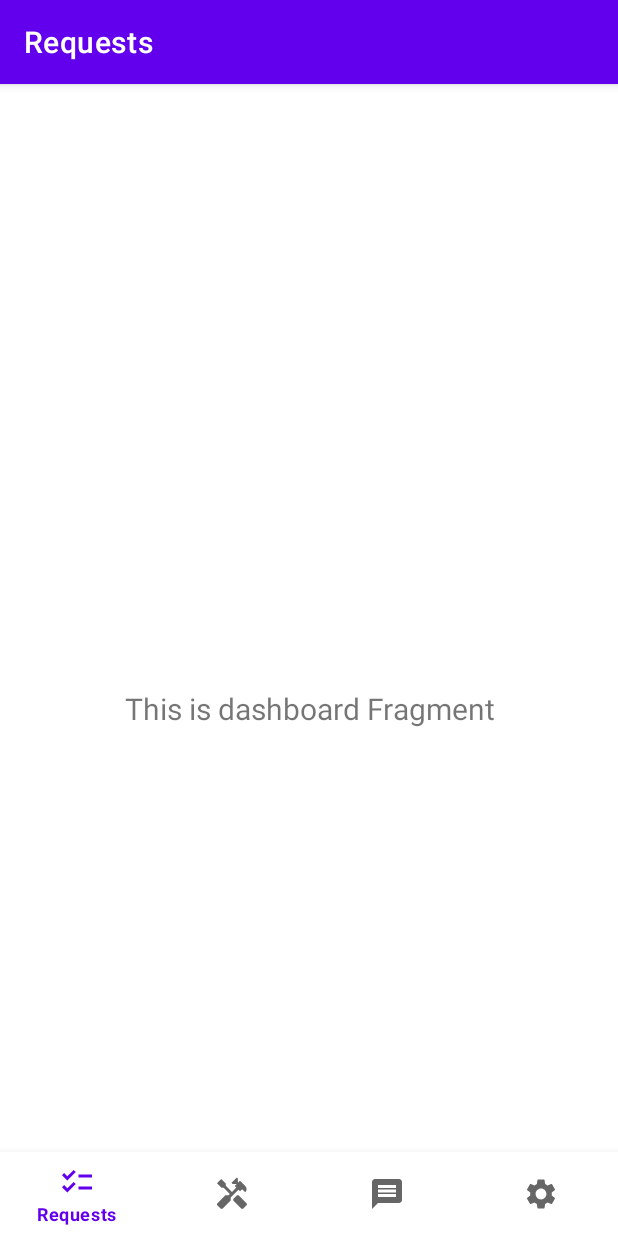
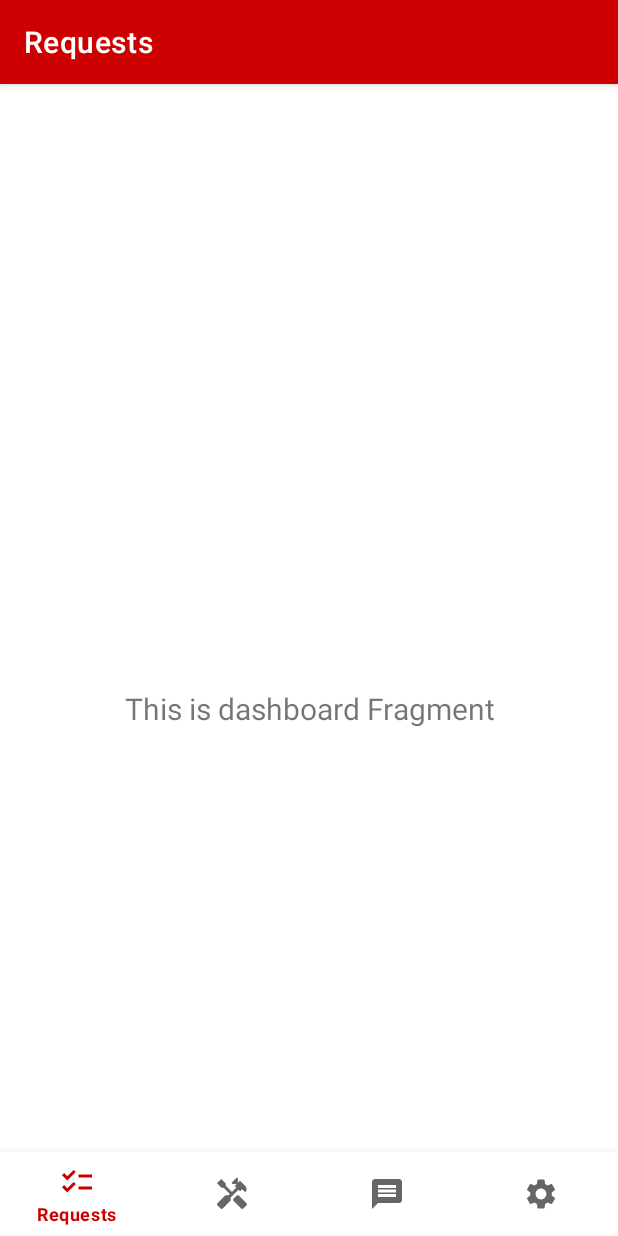
Before and after one commit to yjshin229/CS501ProjectApp, an Android app: the screen it shows after launch (MainActivity), on a phone screen of 412 x 824 dp. Run offline under Robolectric (Android 15) with nearby library versions, the phone set to English and light mode, and no system bars; our stand-ins replace navigation-ui.

Commit message:
set colors and themes

```diff
--- a/app/src/main/res/values-night/themes.xml
+++ b/app/src/main/res/values-night/themes.xml
@@ -2,13 +2,13 @@
     <!-- Base application theme. -->
     <style name="Theme.TaskTerriers" parent="Theme.MaterialComponents.DayNight.DarkActionBar">
         <!-- Primary brand color. -->
-        <item name="colorPrimary">@color/purple_200</item>
-        <item name="colorPrimaryVariant">@color/purple_700</item>
-        <item name="colorOnPrimary">@color/black</item>
+        <item name="colorPrimary">@color/bu_black</item>
+        <item name="colorPrimaryVariant">@color/neutral_20</item>
+        <item name="colorOnPrimary">@color/neutral_0</item>
         <!-- Secondary brand color. -->
-        <item name="colorSecondary">@color/teal_200</item>
-        <item name="colorSecondaryVariant">@color/teal_200</item>
-        <item name="colorOnSecondary">@color/black</item>
+        <item name="colorSecondary">@color/bu_red</item>
+        <item name="colorSecondaryVariant">@color/bu_red_variant</item>
+        <item name="colorOnSecondary">@color/neutral_100</item>
         <!-- Status bar color. -->
         <item name="android:statusBarColor">?attr/colorPrimaryVariant</item>
         <!-- Customize your theme here. -->
--- a/app/src/main/res/values/colors.xml
+++ b/app/src/main/res/values/colors.xml
@@ -1,10 +1,20 @@
 <?xml version="1.0" encoding="utf-8"?>
 <resources>
-    <color name="purple_200">#FFBB86FC</color>
-    <color name="purple_500">#FF6200EE</color>
-    <color name="purple_700">#FF3700B3</color>
-    <color name="teal_200">#FF03DAC5</color>
-    <color name="teal_700">#FF018786</color>
-    <color name="black">#FF000000</color>
-    <color name="white">#FFFFFFFF</color>
+    <color name="bu_red">#CC0000</color>
+    <color name="bu_red_variant">#850000</color>
+    <color name="bu_black">#2D2926</color>
+    <color name="neutral_0">#000000</color>
+    <color name="neutral_10">#232427</color>
+    <color name="neutral_20">#47494e</color>
+    <color name="neutral_30">#6a6d75</color>
+    <color name="neutral_40">#8d919c</color>
+    <color name="neutral_50">#b1b5c2</color>
+    <color name="neutral_60">#c0c4cf</color>
+    <color name="neutral_70">#d0d3db</color>F
+    <color name="neutral_80">#e0e2e7</color>
+    <color name="neutral_90">#eff0f3</color>
+    <color name="neutral_100">#ffffff</color>
+    <color name="alert_minor">#ffb800</color>
+    <color name="alert_critical">#ff0000</color>
+    <color name="alert_normal">#04eb04</color>
 </resources>
--- a/app/src/main/res/values/themes.xml
+++ b/app/src/main/res/values/themes.xml
@@ -2,13 +2,13 @@
     <!-- Base application theme. -->
     <style name="Theme.TaskTerriers" parent="Theme.MaterialComponents.DayNight.DarkActionBar">
         <!-- Primary brand color. -->
-        <item name="colorPrimary">@color/purple_500</item>
-        <item name="colorPrimaryVariant">@color/purple_700</item>
-        <item name="colorOnPrimary">@color/white</item>
+        <item name="colorPrimary">@color/bu_red</item>
+        <item name="colorPrimaryVariant">@color/bu_red_variant</item>
+        <item name="colorOnPrimary">@color/neutral_100</item>
         <!-- Secondary brand color. -->
-        <item name="colorSecondary">@color/teal_200</item>
-        <item name="colorSecondaryVariant">@color/teal_700</item>
-        <item name="colorOnSecondary">@color/black</item>
+        <item name="colorSecondary">@color/bu_black</item>
+        <item name="colorSecondaryVariant">@color/neutral_20</item>
+        <item name="colorOnSecondary">@color/neutral_0</item>
         <!-- Status bar color. -->
         <item name="android:statusBarColor">?attr/colorPrimaryVariant</item>
         <!-- Customize your theme here. -->
```
